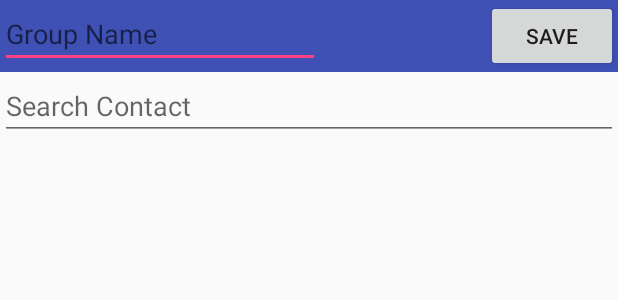
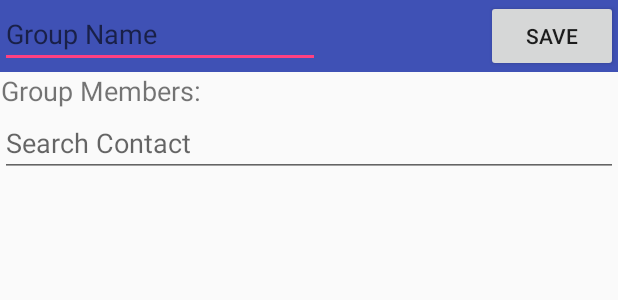
Before and after one commit to jordifoix/CA, an Android app: the layout activity_create_group.xml on its own in the app's theme, with its tools: preview values and no code run, on a phone screen of 412 x 824 dp. Shown: the top 300 px of the screen. Run offline under Robolectric (Android 15) with nearby library versions, the phone set to English and light mode, and no system bars.

Commit message:
create group : search editText

```diff
--- a/app/src/main/java/com/chillasso/chillasso/Activities/MainActivity.java
+++ b/app/src/main/java/com/chillasso/chillasso/Activities/MainActivity.java
@@ -29,6 +29,7 @@ import android.widget.TextView;
 
 import com.chillasso.chillasso.R;
 import com.chillasso.chillasso.TabFragments.NewHangoutTab;
+import com.chillasso.chillasso.TabFragments.SettingsTab;
 
 import java.util.ArrayList;
 import java.util.List;
@@ -151,6 +152,9 @@ public class MainActivity extends AppCompatActivity {
                 case 2:
                     NewHangoutTab newHangoutTab = new NewHangoutTab();
                     return newHangoutTab;
+                case 4:
+                    SettingsTab settingsTab = new SettingsTab();
+                    return settingsTab;
                 default:
                     return PlaceholderFragment.newInstance(position + 1);
 
--- a/app/src/main/res/layout/activity_create_group.xml
+++ b/app/src/main/res/layout/activity_create_group.xml
@@ -7,13 +7,13 @@
     tools:context="com.chillasso.chillasso.Activities.CreateGroup">
 
     <RelativeLayout
+        android:id="@+id/relativeLayout4"
         android:layout_width="wrap_content"
         android:layout_height="wrap_content"
         android:layout_alignParentLeft="true"
         android:layout_alignParentStart="true"
         android:layout_alignParentTop="true"
-        android:background="@color/colorPrimary"
-        android:id="@+id/relativeLayout4">
+        android:background="@color/colorPrimary">
 
         <EditText
             android:id="@+id/group_name_editText"
@@ -37,23 +37,50 @@
 
     </RelativeLayout>
 
+    <LinearLayout
+        android:layout_width="match_parent"
+        android:layout_height="match_parent"
+        android:orientation="vertical"
+        android:layout_below="@+id/relativeLayout4">
+
+        <HorizontalScrollView
+            android:layout_width="match_parent"
+            android:layout_height="wrap_content">
+
+            <LinearLayout
+                android:layout_width="wrap_content"
+                android:layout_height="match_parent"
+                android:orientation="vertical">
+
+                <TextView
+                    android:id="@+id/group_members_textView"
+                    android:layout_width="match_parent"
+                    android:layout_height="wrap_content"
+                    android:gravity="center_vertical|center_horizontal"
+                    android:text="Group Members:"
+                    android:textSize="18sp" />
+            </LinearLayout>
+        </HorizontalScrollView>
+
         <EditText
             android:id="@+id/search_editText"
             android:layout_width="match_parent"
             android:layout_height="wrap_content"
+            android:layout_alignParentLeft="true"
+            android:layout_alignParentStart="true"
+            android:layout_below="@+id/relativeLayout4"
             android:ems="10"
             android:hint="Search Contact"
-        android:inputType="textPersonName"
-        android:layout_below="@+id/relativeLayout4"
-        android:layout_alignParentLeft="true"
-        android:layout_alignParentStart="true" />
+            android:inputType="textPersonName" />
 
         <ListView
             android:id="@+id/contact_listView"
             android:layout_width="match_parent"
-        android:layout_height="match_parent"
+            android:layout_height="454dp"
             android:layout_below="@+id/search_editText"
             android:layout_centerHorizontal="true" />
 
+    </LinearLayout>
+
 
 </RelativeLayout>
```
Also changed, not shown: app/src/main/java/com/chillasso/chillasso/Activities/CreateGroup.java (+28 -1 lines), app/src/main/java/com/chillasso/chillasso/TabFragments/SettingsTab.java (+15 -0 lines), app/src/main/res/layout/activity_login.xml (+6 -5 lines). Lines whose indentation alone changed are shown as unchanged.
